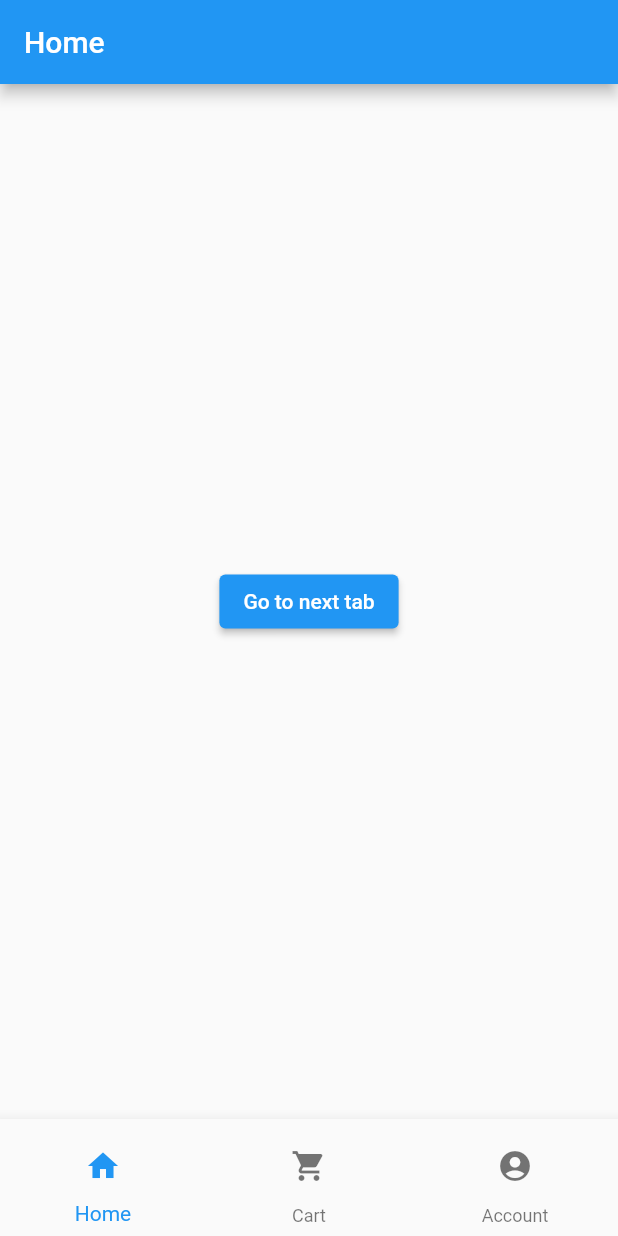
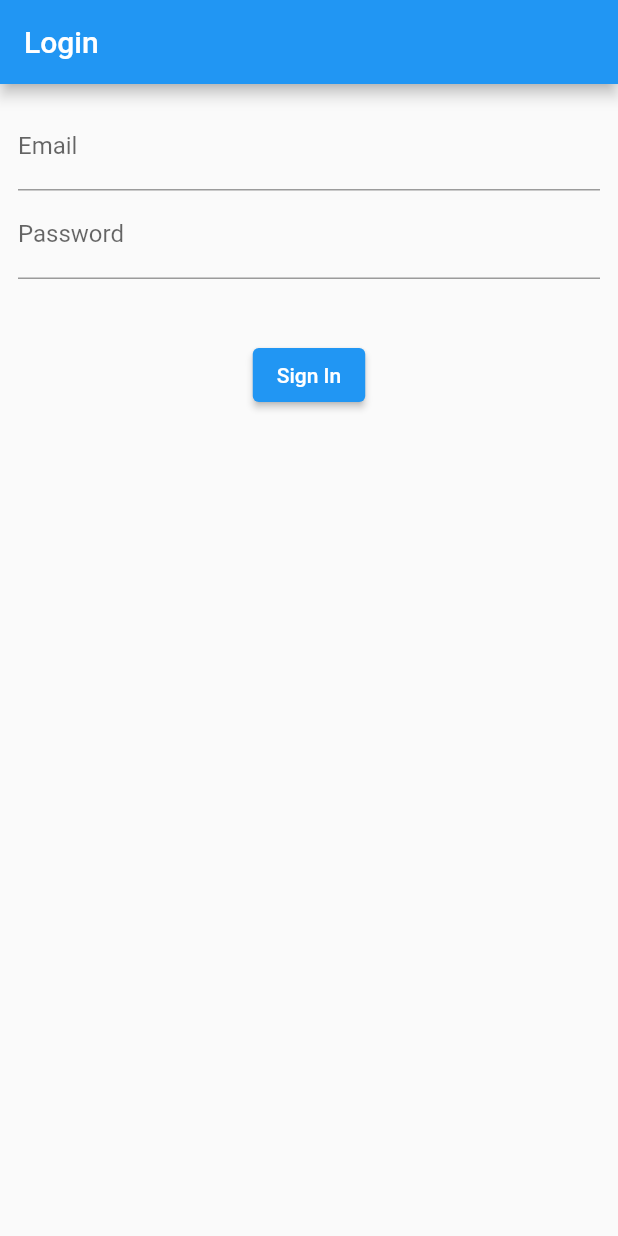
Before and after one commit to AlfinJaison/flutter_base, a Flutter app: the screen it shows after launch, on a phone screen of 412 x 824 dp. Run offline on Flutter 3.47's test engine with Material 2 defaults, Android fonts, the phone set to English and light mode, and no system bars; our stand-ins replace firebase_auth, firebase_core, go_router; accounts and stored records are empty.

Commit message:
add firebase, login page and provider

```diff
--- /dev/null
+++ b/lib/login_info.dart
@@ -0,0 +1,27 @@
+import 'package:firebase_auth/firebase_auth.dart';
+import 'package:flutter/material.dart';
+
+class LoginInfo extends ChangeNotifier {
+  UserCredential? _credrential;
+  String? get userName => _credrential?.user?.displayName;
+  bool get loggedIn => _credrential != null;
+
+  User? get user => _credrential?.user;
+  void login(String email, String password) {
+    FirebaseAuth.instance
+        .signInWithEmailAndPassword(email: email, password: password)
+        .then((credential) {
+      debugPrint(credential.user?.email);
+      _credrential = credential;
+      notifyListeners();
+    }).catchError((e) {
+      debugPrint(e.toString());
+    });
+  }
+
+  void logout() {
+    FirebaseAuth.instance.signOut();
+    _credrential = null;
+    notifyListeners();
+  }
+}
--- a/lib/main.dart
+++ b/lib/main.dart
@@ -1,28 +1,49 @@
+import 'package:firebase_auth/firebase_auth.dart';
+import 'package:firebase_core/firebase_core.dart';
 import 'package:flutter/material.dart';
+import 'package:flutter_base/pages/login.dart';
 import 'package:go_router/go_router.dart';
+import 'package:provider/provider.dart';
+import 'login_info.dart';
 import 'pages/account.dart';
 import 'pages/cart.dart';
 import 'pages/home.dart';
 import 'shell/bottom_nav_shell.dart';
 
-void main() {
-  runApp(const MainApp());
+Future main() async {
+  WidgetsFlutterBinding.ensureInitialized();
+  await Firebase.initializeApp();
+  runApp(
+    MultiProvider(
+      providers: [
+        ChangeNotifierProvider(create: (_) => LoginInfo()),
+      ],
+      child: MainApp(),
+    ),
+  );
 }
 
 class MainApp extends StatelessWidget {
-  const MainApp({super.key});
+  MainApp({super.key});
 
-  @override
-  Widget build(BuildContext context) {
-    return MaterialApp.router(
-      routerConfig: _router,
-    );
-  }
-}
+  late final GoRouter _router = GoRouter(
+    initialLocation: '/login',
+    redirect: (context, state) {
+      final loggedIn = FirebaseAuth.instance.currentUser;
+      final loggingIn = state.subloc == '/login';
+      if (loggedIn == null) return loggingIn ? null : '/login';
 
-final GoRouter _router = GoRouter(
-  initialLocation: '/',
+      if (loggingIn) return '/';
+
+      return null;
+    },
     routes: [
+      GoRoute(
+        path: '/login',
+        builder: (BuildContext context, GoRouterState state) {
+          return const Login();
+        },
+      ),
       ShellRoute(
         builder: (context, state, child) {
           return BottomNavigationShell(child: child);
@@ -50,3 +71,16 @@ final GoRouter _router = GoRouter(
       ),
     ],
   );
+
+  @override
+  Widget build(BuildContext context) {
+    FirebaseAuth.instance.authStateChanges().listen((event) {
+      _router.refresh();
+      debugPrint('Router refresh');
+    });
+    debugPrint('App build');
+    return MaterialApp.router(
+      routerConfig: _router,
+    );
+  }
+}
--- a/lib/pages/home.dart
+++ b/lib/pages/home.dart
@@ -1,5 +1,8 @@
 import 'package:flutter/material.dart';
 import 'package:go_router/go_router.dart';
+import 'package:provider/provider.dart';
+
+import '../login_info.dart';
 
 class Home extends StatelessWidget {
   const Home({super.key});
@@ -13,7 +16,7 @@ class Home extends StatelessWidget {
       body: Center(
         child: ElevatedButton(
           onPressed: () {
-            context.go('/cart');
+            context.read<LoginInfo>().logout();
           },
           child: const Text('Go to next tab'),
         ),
--- /dev/null
+++ b/lib/pages/login.dart
@@ -0,0 +1,71 @@
+import 'package:flutter/material.dart';
+import 'package:provider/provider.dart';
+
+import '../login_info.dart';
+
+class Login extends StatefulWidget {
+  const Login({Key? key}) : super(key: key);
+
+  @override
+  State<Login> createState() => _LoginState();
+}
+
+class _LoginState extends State<Login> {
+  final email = TextEditingController();
+  final password = TextEditingController();
+
+  @override
+  void dispose() {
+    email.dispose();
+    password.dispose();
+    super.dispose();
+  }
+
+  @override
+  Widget build(BuildContext context) {
+    return Scaffold(
+      appBar: AppBar(
+        title: const Text('Login'),
+      ),
+      body: SingleChildScrollView(
+        padding: const EdgeInsets.all(12.0),
+        child: Column(
+          children: [
+            TextField(
+              controller: email,
+              textInputAction: TextInputAction.done,
+              decoration: const InputDecoration(
+                labelText: 'Email',
+              ),
+            ),
+            TextField(
+              controller: password,
+              textInputAction: TextInputAction.done,
+              decoration: const InputDecoration(
+                labelText: 'Password',
+              ),
+              obscureText: true,
+            ),
+            const SizedBox(
+              height: 40,
+            ),
+            ElevatedButton(
+              onPressed: signIn,
+              child: const Text('Sign In'),
+            )
+          ],
+        ),
+      ),
+    );
+  }
+
+  void signIn() {
+    String emailString = email.text.trim();
+    String passwordString = password.text.trim();
+    if (emailString.isEmpty || passwordString.isEmpty) {
+      debugPrint('Input required fields');
+      return;
+    }
+    context.read<LoginInfo>().login(emailString, passwordString);
+  }
+}
--- a/lib/shell/bottom_nav_shell.dart
+++ b/lib/shell/bottom_nav_shell.dart
@@ -1,3 +1,5 @@
+import 'dart:math';
+
 import 'package:flutter/material.dart';
 import 'package:go_router/go_router.dart';
 
@@ -12,7 +14,7 @@ class BottomNavigationShell extends StatelessWidget {
     return Scaffold(
       body: child,
       bottomNavigationBar: BottomNavigationBar(
-        currentIndex: routes.indexOf(GoRouter.of(context).location),
+        currentIndex: max(0, routes.indexOf(GoRouter.of(context).location)),
         items: [
           BottomNavigationBarItem(
             label: 'Home',
--- a/pubspec.yaml
+++ b/pubspec.yaml
@@ -12,6 +12,10 @@ dependencies:
   flutter:
     sdk: flutter
   go_router: ^6.5.6
+  firebase_auth: ^4.4.2
+  firebase_core: ^2.10.0
+  cloud_firestore: ^4.5.2
+  provider: ^6.0.5
   cupertino_icons: ^1.0.2
 
 dev_dependencies:
```
Also changed, not shown: pubspec.lock, 4 other files. Lines whose indentation alone changed are shown as unchanged.
